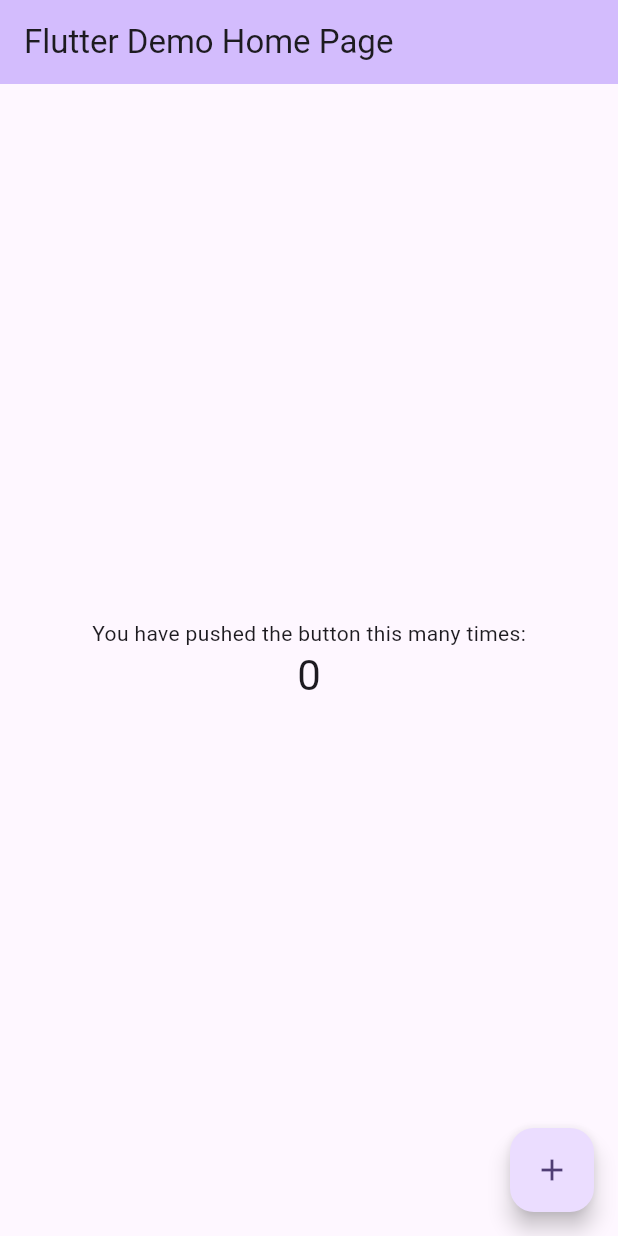
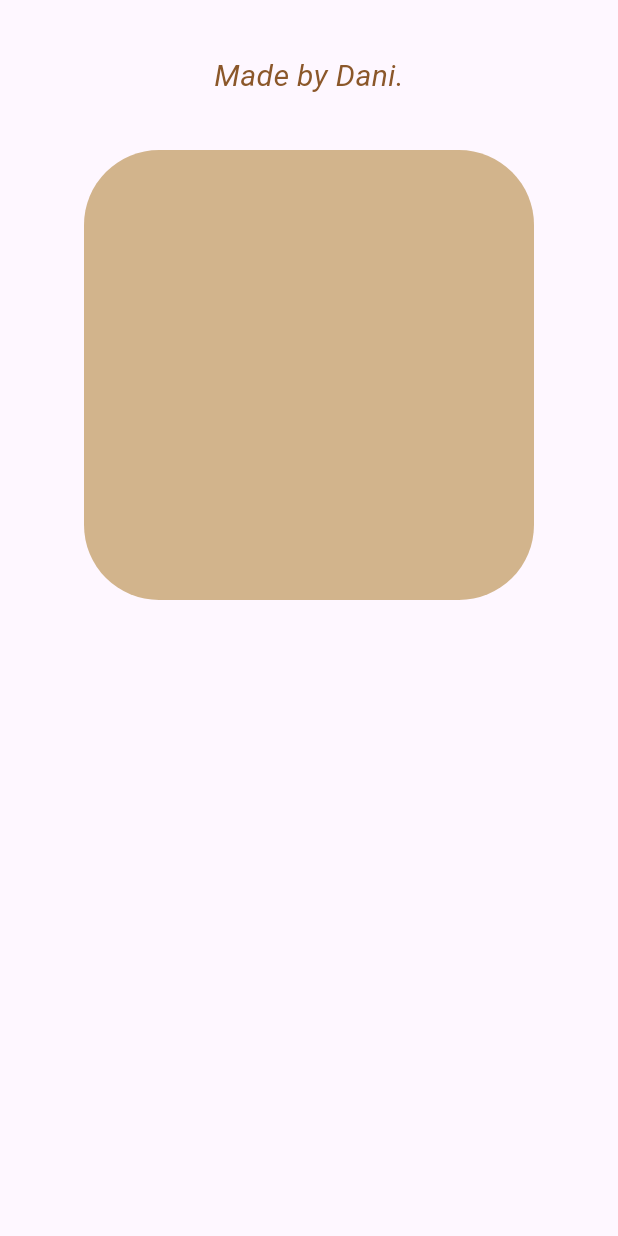
Before and after one commit to jovincia/round_corners, a Flutter app: the screen it shows after launch, on a phone screen of 412 x 824 dp. Run offline on Flutter 3.47's test engine with Material 3 defaults, Android fonts, the phone set to English and light mode, and no system bars.

Commit message:
add files and news updates

```diff
--- /dev/null
+++ b/lib/colors.dart
@@ -0,0 +1,12 @@
+import "package:flutter/material.dart";
+
+class MainColors {
+  static Color brown = const Color(0xFF8B572A);
+  static Color brownNude = const Color(0xFFD2B48C);
+  static Color brownCoffeeMilk = const Color(0xFFA67B5B);
+  static Color brown1 = const Color.fromARGB(255, 210, 142, 83);
+  static Color brown2 = const Color.fromARGB(255, 122, 59, 5);
+  static Color brown3 = const Color.fromARGB(255, 84, 45, 11);
+
+  static Color? white = Colors.white;
+}
--- /dev/null
+++ b/lib/home_page.dart
@@ -0,0 +1,58 @@
+import "package:flutter/material.dart";
+import "package:flutter/widgets.dart";
+import "package:round_corners/colors.dart";
+
+class HomePage extends StatelessWidget {
+  const HomePage({super.key});
+
+  @override
+  Widget build(BuildContext context) {
+    return  Scaffold(
+
+      body: Center(
+        child: Column(
+          children: [
+               Text(
+
+            "Made by Dani.",
+            style: TextStyle(
+              height: 5,
+              fontStyle: FontStyle.italic,
+              fontSize: 20,
+              color: MainColors.brown
+            ),
+           ),
+            ClipRRect(
+              borderRadius: BorderRadius.circular(50),
+
+              child: Container(
+                height: 300,
+                width: 300,
+                color: MainColors.brownNude,
+
+
+              ),
+            )
+          ],
+        ),
+      ),
+
+           /*  child: ClipRRect(
+              borderRadius: BorderRadius.circular(50),
+              child: Container(
+                height: 300,
+                width: 300,
+                color: MainColors.brownCoffeeMilk,
+              ),
+                children: [
+              Text(
+                "Made by Dani",
+                style: TextStyle(color: MainColors.brown),
+              ),
+            ],
+            ), */
+
+
+    );
+  }
+}
--- a/lib/main.dart
+++ b/lib/main.dart
@@ -1,4 +1,5 @@
 import 'package:flutter/material.dart';
+import 'package:round_corners/home_page.dart';
 
 void main() {
   runApp(const MyApp());
@@ -7,119 +8,15 @@
 class MyApp extends StatelessWidget {
   const MyApp({super.key});
 
-  // This widget is the root of your application.
   @override
   Widget build(BuildContext context) {
     return MaterialApp(
-      title: 'Flutter Demo',
+      debugShowCheckedModeBanner: false,
       theme: ThemeData(
-        // This is the theme of your application.
-        //
-        // TRY THIS: Try running your application with "flutter run". You'll see
-        // the application has a purple toolbar. Then, without quitting the app,
-        // try changing the seedColor in the colorScheme below to Colors.green
-        // and then invoke "hot reload" (save your changes or press the "hot
-        // reload" button in a Flutter-supported IDE, or press "r" if you used
-        // the command line to start the app).
-        //
-        // Notice that the counter didn't reset back to zero; the application
-        // state is not lost during the reload. To reset the state, use hot
-        // restart instead.
-        //
-        // This works for code too, not just values: Most code changes can be
-        // tested with just a hot reload.
         colorScheme: ColorScheme.fromSeed(seedColor: Colors.deepPurple),
         useMaterial3: true,
       ),
-      home: const MyHomePage(title: 'Flutter Demo Home Page'),
+      home: const HomePage(),
     );
   }
 }
-
-class MyHomePage extends StatefulWidget {
-  const MyHomePage({super.key, required this.title});
-
-  // This widget is the home page of your application. It is stateful, meaning
-  // that it has a State object (defined below) that contains fields that affect
-  // how it looks.
-
-  // This class is the configuration for the state. It holds the values (in this
-  // case the title) provided by the parent (in this case the App widget) and
-  // used by the build method of the State. Fields in a Widget subclass are
-  // always marked "final".
-
-  final String title;
-
-  @override
-  State<MyHomePage> createState() => _MyHomePageState();
-}
-
-class _MyHomePageState extends State<MyHomePage> {
-  int _counter = 0;
-
-  void _incrementCounter() {
-    setState(() {
-      // This call to setState tells the Flutter framework that something has
-      // changed in this State, which causes it to rerun the build method below
-      // so that the display can reflect the updated values. If we changed
-      // _counter without calling setState(), then the build method would not be
-      // called again, and so nothing would appear to happen.
-      _counter++;
-    });
-  }
-
-  @override
-  Widget build(BuildContext context) {
-    // This method is rerun every time setState is called, for instance as done
-    // by the _incrementCounter method above.
-    //
-    // The Flutter framework has been optimized to make rerunning build methods
-    // fast, so that you can just rebuild anything that needs updating rather
-    // than having to individually change instances of widgets.
-    return Scaffold(
-      appBar: AppBar(
-        // TRY THIS: Try changing the color here to a specific color (to
-        // Colors.amber, perhaps?) and trigger a hot reload to see the AppBar
-        // change color while the other colors stay the same.
-        backgroundColor: Theme.of(context).colorScheme.inversePrimary,
-        // Here we take the value from the MyHomePage object that was created by
-        // the App.build method, and use it to set our appbar title.
-        title: Text(widget.title),
-      ),
-      body: Center(
-        // Center is a layout widget. It takes a single child and positions it
-        // in the middle of the parent.
-        child: Column(
-          // Column is also a layout widget. It takes a list of children and
-          // arranges them vertically. By default, it sizes itself to fit its
-          // children horizontally, and tries to be as tall as its parent.
-          //
-          // Column has various properties to control how it sizes itself and
-          // how it positions its children. Here we use mainAxisAlignment to
-          // center the children vertically; the main axis here is the vertical
-          // axis because Columns are vertical (the cross axis would be
-          // horizontal).
-          //
-          // TRY THIS: Invoke "debug painting" (choose the "Toggle Debug Paint"
-          // action in the IDE, or press "p" in the console), to see the
-          // wireframe for each widget.
-          mainAxisAlignment: MainAxisAlignment.center,
-          children: <Widget>[
-            const Text(
-              'You have pushed the button this many times:',
-            ),
-            Text(
-              '$_counter',
-              style: Theme.of(context).textTheme.headlineMedium,
-            ),
-          ],
-        ),
-      ),
-      floatingActionButton: FloatingActionButton(
-        onPressed: _incrementCounter,
-        tooltip: 'Increment',
-        child: const Icon(Icons.add),
-      ), // This trailing comma makes auto-formatting nicer for build methods.
-    );
-  }
-}
```
